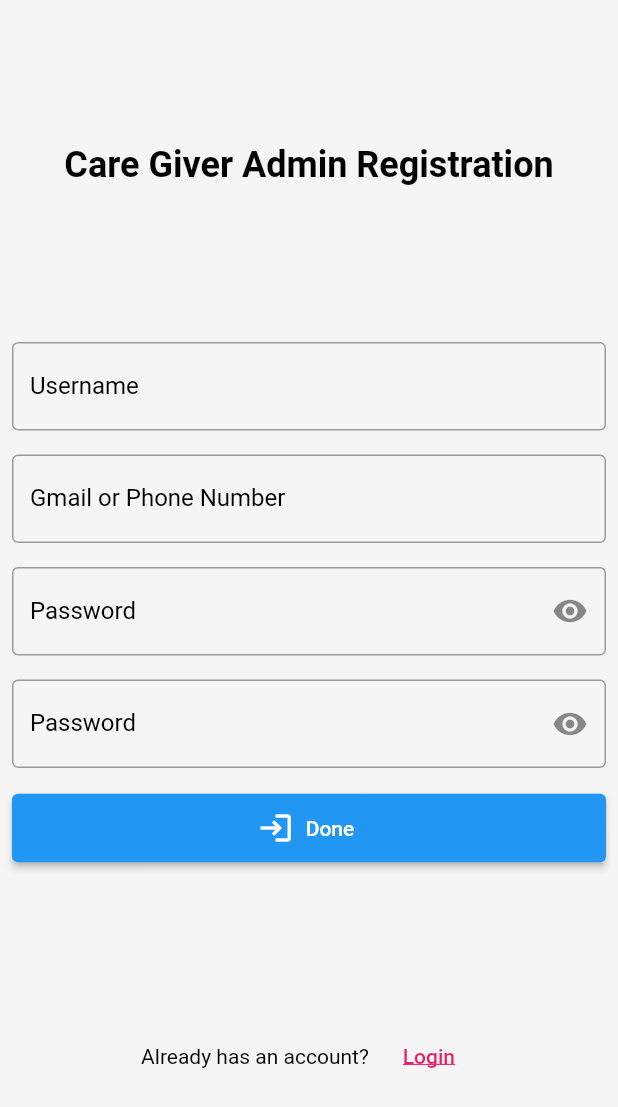
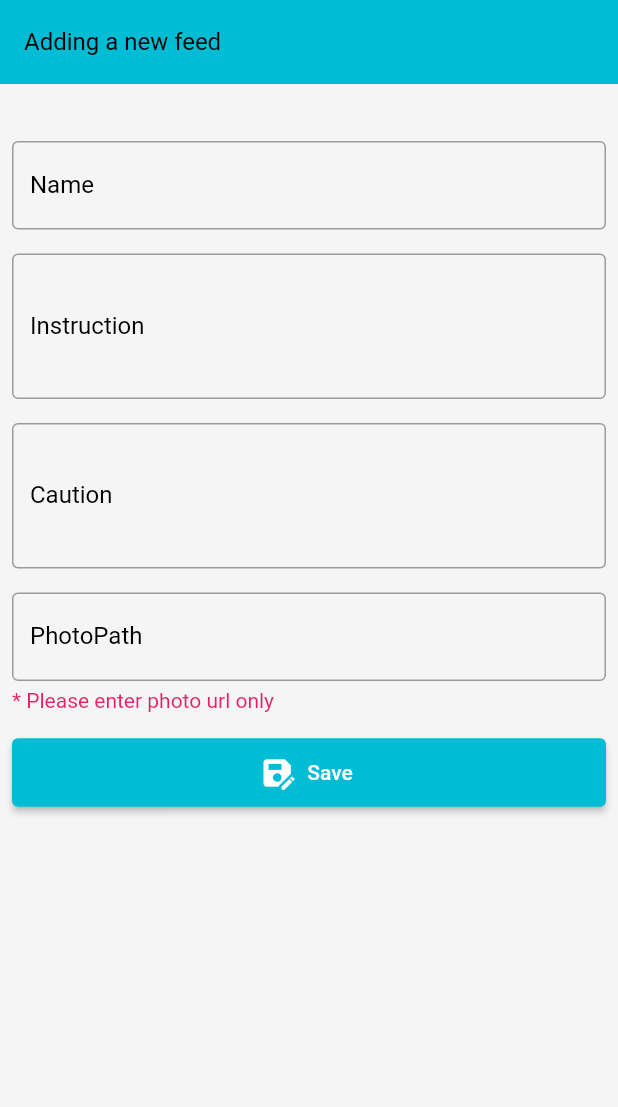
Before and after one commit to kedrakk/care_giver_app, a Flutter app: the screen it shows after launch, on a phone screen of 412 x 824 dp. Shown: the top 1107 px of the screen. Run offline on Flutter 3.47's test engine with Material 2 defaults, Android fonts, the phone set to English and light mode, and no system bars.

Commit message:
adding news feed UI

```diff
--- a/lib/const/theme.dart
+++ b/lib/const/theme.dart
@@ -18,6 +18,13 @@ class AppTheme {
     primaryColor: primary,
     scaffoldBackgroundColor: octonary,
     cardColor: nonary,
+    appBarTheme: const AppBarTheme(
+      color: primary,
+      titleTextStyle: TextStyle(
+        color: denary,
+        fontSize: 20,
+      ),
+    ),
     textTheme: const TextTheme(
       headline6: TextStyle(
         fontSize: 24,
@@ -39,6 +46,7 @@ class AppTheme {
 
   static ButtonStyle elevatedButtonStyle(BuildContext context) {
     return ButtonStyle(
+      backgroundColor: MaterialStateProperty.all(primary),
       minimumSize: MaterialStateProperty.all(
         Size(
           MediaQuery.of(context).size.width,
--- /dev/null
+++ b/lib/pages/newsfeed/add_newsfeed.dart
@@ -0,0 +1,113 @@
+import 'package:flutter/material.dart';
+
+import '../../const/theme.dart';
+import '../../widget/text_form_field.dart';
+
+class AddNewFeedPage extends StatelessWidget {
+  AddNewFeedPage({Key? key}) : super(key: key);
+
+  final TextEditingController _nameController = TextEditingController();
+  final TextEditingController _instructionController = TextEditingController();
+  final TextEditingController _cautionController = TextEditingController();
+  final TextEditingController _photoPathController = TextEditingController();
+  final FocusNode _nameFocus = FocusNode();
+  final FocusNode _instructionFocus = FocusNode();
+  final FocusNode _cautionFocus = FocusNode();
+  final FocusNode _photoPathFocus = FocusNode();
+
+  @override
+  Widget build(BuildContext context) {
+    return Scaffold(
+      appBar: AppBar(
+        elevation: 0,
+        title: Text(
+          'Adding a new feed',
+          style: AppTheme.lightTheme.textTheme.bodyLarge,
+        ),
+      ),
+      body: SafeArea(
+        child: ListView(
+          shrinkWrap: true,
+          physics: const BouncingScrollPhysics(),
+          children: [
+            const SizedBox(height: 30),
+            Column(
+              children: [
+                Padding(
+                  padding: const EdgeInsets.all(8.0),
+                  child: TextFormFieldWidget(
+                    controller: _nameController,
+                    focusNode: _nameFocus,
+                    textInputAction: TextInputAction.next,
+                    labelText: 'Name',
+                    onFieldSubmitted: (value) {
+                      FocusScope.of(context).requestFocus(_instructionFocus);
+                    },
+                  ),
+                ),
+                Padding(
+                  padding: const EdgeInsets.all(8.0),
+                  child: TextFormFieldWidget(
+                    maxLines: 5,
+                    minLines: 3,
+                    controller: _instructionController,
+                    focusNode: _instructionFocus,
+                    textInputAction: TextInputAction.next,
+                    labelText: 'Instruction',
+                    onFieldSubmitted: (value) {
+                      FocusScope.of(context).requestFocus(_cautionFocus);
+                    },
+                  ),
+                ),
+                Padding(
+                  padding: const EdgeInsets.all(8.0),
+                  child: TextFormFieldWidget(
+                    maxLines: 5,
+                    minLines: 3,
+                    controller: _cautionController,
+                    focusNode: _cautionFocus,
+                    textInputAction: TextInputAction.next,
+                    labelText: "Caution",
+                    onFieldSubmitted: (value) {
+                      FocusScope.of(context).requestFocus(_photoPathFocus);
+                    },
+                  ),
+                ),
+                Padding(
+                  padding: const EdgeInsets.all(8.0),
+                  child: Column(
+                    crossAxisAlignment: CrossAxisAlignment.start,
+                    children: [
+                      TextFormFieldWidget(
+                        controller: _photoPathController,
+                        focusNode: _photoPathFocus,
+                        labelText: "PhotoPath",
+                        onFieldSubmitted: (value) {
+                          FocusScope.of(context).unfocus();
+                        },
+                      ),
+                      const SizedBox(height: 5),
+                      const Text(
+                        '* Please enter photo url only',
+                        style: TextStyle(color: AppTheme.septenary),
+                      ),
+                    ],
+                  ),
+                ),
+                Padding(
+                  padding: const EdgeInsets.all(8.0),
+                  child: ElevatedButton.icon(
+                    style: AppTheme.elevatedButtonStyle(context),
+                    onPressed: () {},
+                    icon: const Icon(Icons.save_as),
+                    label: const Text("Save"),
+                  ),
+                ),
+              ],
+            ),
+          ],
+        ),
+      ),
+    );
+  }
+}
--- a/lib/pages/splash.dart
+++ b/lib/pages/splash.dart
@@ -1,6 +1,7 @@
 import 'package:care_giver/const/theme.dart';
 import 'package:care_giver/pages/auth/login.dart';
 import 'package:care_giver/pages/auth/register.dart';
+import 'package:care_giver/pages/newsfeed/add_newsfeed.dart';
 import 'package:flutter/material.dart';
 
 class MyApp extends StatelessWidget {
@@ -12,7 +13,7 @@ class MyApp extends StatelessWidget {
       title: 'Care Giver',
       debugShowCheckedModeBanner: false,
       theme: AppTheme.lightTheme,
-      home: RegisterPage(),
+      home: AddNewFeedPage(),
     );
   }
 }
--- a/lib/widget/text_form_field.dart
+++ b/lib/widget/text_form_field.dart
@@ -9,6 +9,8 @@ class TextFormFieldWidget extends StatelessWidget {
     this.keyboardType = TextInputType.text,
     this.textInputAction = TextInputAction.done,
     required this.onFieldSubmitted,
+    this.maxLines = 1,
+    this.minLines = 1,
   }) : super(key: key);
   final TextEditingController controller;
   final FocusNode focusNode;
@@ -16,10 +18,14 @@ class TextFormFieldWidget extends StatelessWidget {
   final TextInputType keyboardType;
   final TextInputAction textInputAction;
   final void Function(String)? onFieldSubmitted;
+  final int maxLines;
+  final int minLines;
 
   @override
   Widget build(BuildContext context) {
     return TextFormField(
+      maxLines: maxLines,
+      minLines: minLines,
       controller: controller,
       focusNode: focusNode,
       keyboardType: keyboardType,
```
